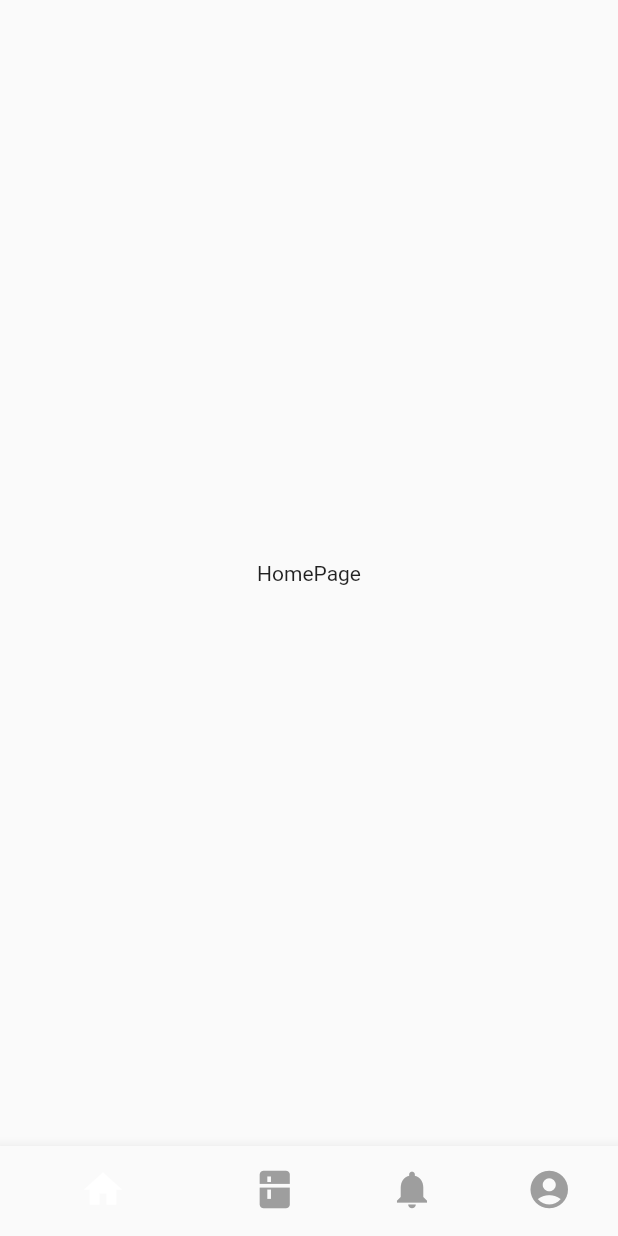
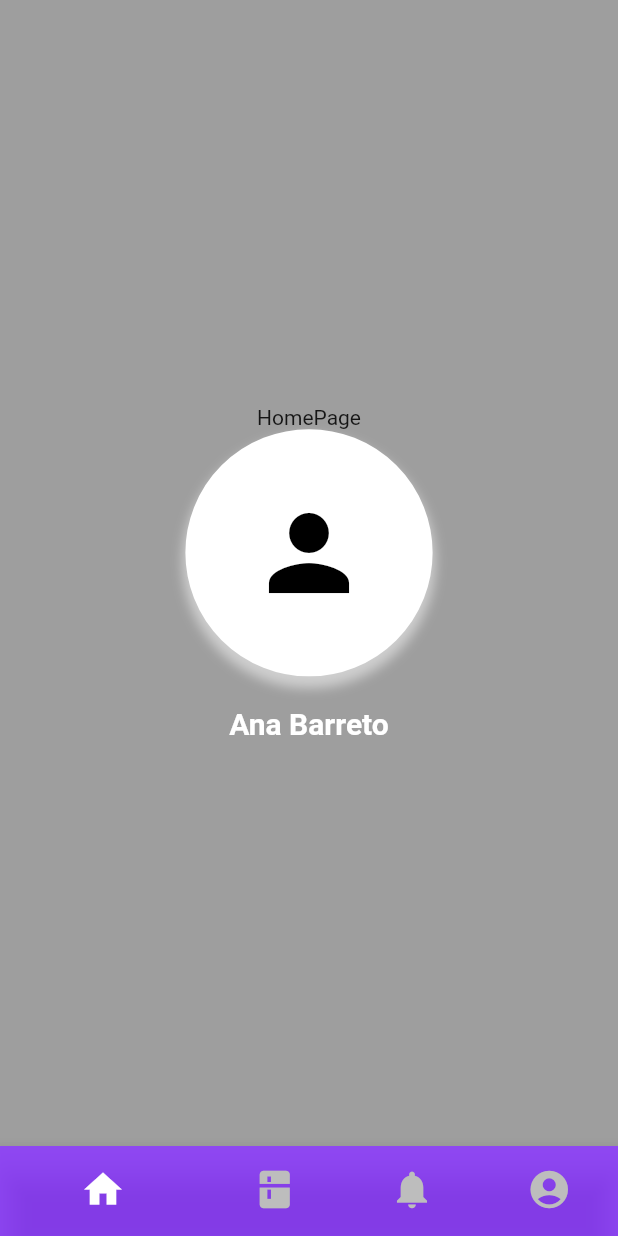
Before and after one commit to gabrielCaio/Kompress, a Flutter app: the screen it shows after launch, on a phone screen of 412 x 824 dp. Run offline on Flutter 3.47's test engine with Material 2 defaults, Android fonts, the phone set to English and light mode, and no system bars; our stand-ins replace google_fonts; Roboto replaces fonts that are missing (Domine).

Commit message:
feat : avatar, dependencies, bottomNavBar

```diff
--- a/mobile/lib/app/components/avatar.dart
+++ b/mobile/lib/app/components/avatar.dart
@@ -1,10 +1,133 @@
 import 'package:flutter/material.dart';
+import 'package:kompress/app/utils/theme.dart';
 
-class Avatar extends StatelessWidget {
-  const Avatar({Key? key}) : super(key: key);
+class Avatar extends StatefulWidget {
+  final String name;
+  final int type;
+  // Type 0 for AvatarWithoutImage
+  // Type 1 for AvatarWithImage
+  // Type 2 for EditAvatar
+
+  const Avatar({Key? key, required this.name, this.type = 0}) : super(key: key);
+
+  @override
+  State<Avatar> createState() => _AvatarState();
+}
+
+class _AvatarState extends State<Avatar> {
+  @override
+  Widget build(BuildContext context) {
+    return Column(
+      children: [
+        widget.type == 1
+            ? const AvatarWithImage()
+            : widget.type == 2
+                ? const EditAvatar()
+                : const AvatarWithoutImage(),
+        const SizedBox(height: 20),
+        Text(
+          widget.name,
+          style: const TextStyle(
+            color: Colors.white,
+            fontSize: 20,
+            fontWeight: FontWeight.w600,
+          ),
+        ),
+      ],
+    );
+  }
+}
+
+class AvatarWithImage extends StatelessWidget {
+  const AvatarWithImage({
+    Key? key,
+  }) : super(key: key);
 
   @override
   Widget build(BuildContext context) {
-    return const Text("Avatar");
+    return Container(
+      width: MediaQuery.of(context).size.width * 0.4,
+      height: MediaQuery.of(context).size.width * 0.4,
+      decoration: BoxDecoration(
+          image: const DecorationImage(
+              image: AssetImage("/assets/background.png")),
+          shape: BoxShape.circle,
+          color: Colors.white,
+          border: Border.all(color: Colors.white, width: 2),
+          boxShadow: const [
+            BoxShadow(
+              color: Color.fromRGBO(255, 255, 255, 0.5),
+              spreadRadius: 2,
+              blurRadius: 6,
+              offset: Offset(0, 6),
+            ),
+          ]),
+    );
   }
 }
+
+class AvatarWithoutImage extends StatelessWidget {
+  const AvatarWithoutImage({
+    Key? key,
+  }) : super(key: key);
+
+  @override
+  Widget build(BuildContext context) {
+    return Container(
+      width: MediaQuery.of(context).size.width * 0.4,
+      height: MediaQuery.of(context).size.width * 0.4,
+      decoration: BoxDecoration(
+          shape: BoxShape.circle,
+          color: Colors.white,
+          border: Border.all(color: Colors.white, width: 2),
+          boxShadow: const [
+            BoxShadow(
+              color: Color.fromRGBO(255, 255, 255, 0.5),
+              spreadRadius: 2,
+              blurRadius: 6,
+              offset: Offset(0, 6),
+            ),
+          ]),
+      child: const Center(
+        child: Icon(
+          Icons.person,
+          size: 80,
+          color: CustomTheme.black,
+        ),
+      ),
+    );
+  }
+}
+
+class EditAvatar extends StatelessWidget {
+  const EditAvatar({
+    Key? key,
+  }) : super(key: key);
+
+  @override
+  Widget build(BuildContext context) {
+    return Container(
+      width: MediaQuery.of(context).size.width * 0.4,
+      height: MediaQuery.of(context).size.width * 0.4,
+      decoration: BoxDecoration(
+          shape: BoxShape.circle,
+          color: Colors.white,
+          border: Border.all(color: Colors.white, width: 2),
+          boxShadow: const [
+            BoxShadow(
+              color: Color.fromRGBO(255, 255, 255, 0.5),
+              spreadRadius: 2,
+              blurRadius: 6,
+              offset: Offset(0, 6),
+            ),
+          ]),
+      child: const Center(
+        child: Icon(
+          Icons.person,
+          size: 80,
+          color: CustomTheme.black,
+        ),
+      ),
+    );
+  }
+}
--- a/mobile/lib/app/myapp.dart
+++ b/mobile/lib/app/myapp.dart
@@ -8,20 +8,22 @@ import 'package:kompress/app/pages/notifications.dart';
 import 'package:kompress/app/pages/profile.dart';
 import 'package:kompress/app/pages/register.dart';
 
+// Theme import
+import 'package:kompress/app/utils/theme.dart';
+
 class MyApp extends StatelessWidget {
   const MyApp({Key? key}) : super(key: key);
 
   @override
   Widget build(BuildContext context) {
     return MaterialApp(
-      // Tirar aquela faixa de debug que fica quando roda em desenvolvimento
+      // Removing debug banner
       debugShowCheckedModeBanner: false,
+      // App title
       title: "Kompress",
-      // Essa propriedade diz qual pagina vai ser a primeira a ser carregada
-      // ao iniciar a aplicação (Por enquanto esta a de login)
+      // This will be the firts page the app will load, make changes accordingly
       initialRoute: '/home',
-      // Aqui ficam todas as paginas da aplicação, a medida que forem adicionadas
-      // atualizar essa propriedade para poder navegar entre as paginas segue ex:
+      // ALl routes of the aplication
       routes: {
         '/login': (context) => const Login(),
         '/register': (context) => const Register(),
@@ -30,7 +32,10 @@ class MyApp extends StatelessWidget {
         '/notifications': (context) => const Notifications(),
         '/profile': (context) => const Profile(),
       },
+      // Defining the home page, ### May be not necessary ## TOREVIEW
       home: const Home(),
+      // Setting app theme
+      theme: CustomTheme.mainTheme,
     );
   }
 }
--- a/mobile/lib/app/pages/home.dart
+++ b/mobile/lib/app/pages/home.dart
@@ -3,6 +3,7 @@ import 'package:kompress/app/pages/home_page.dart';
 import 'package:kompress/app/pages/my_pantry.dart';
 import 'package:kompress/app/pages/notifications.dart';
 import 'package:kompress/app/pages/profile.dart';
+import 'package:kompress/app/utils/theme.dart';
 
 class Home extends StatefulWidget {
   const Home({Key? key}) : super(key: key);
@@ -41,16 +42,21 @@ class _HomeState extends State<Home> {
       ),
 
       // Bottom bar
-      bottomNavigationBar: BottomNavigationBar(
+      bottomNavigationBar: Theme(
+        data: Theme.of(context).copyWith(
+          canvasColor: const Color.fromRGBO(118, 29, 242, 0.8),
+          primaryColor: CustomTheme.white,
+        ),
+        child: BottomNavigationBar(
           // Props of navigation bar
 
           selectedIconTheme: const IconThemeData(color: Colors.white),
-        unselectedIconTheme: const IconThemeData(color: Colors.grey),
+          unselectedIconTheme: IconThemeData(color: Colors.grey[400]),
           showSelectedLabels: false,
           showUnselectedLabels: false,
           onTap: (index) => _onItemTap(index),
           currentIndex: _currentIndex,
-        backgroundColor: const Color(0x7B61FFFF),
+          // backgroundColor: Colors.blue,
 
           // Content of Navigation bar
 
@@ -73,6 +79,7 @@ class _HomeState extends State<Home> {
             ),
           ],
         ),
+      ),
     );
   }
 }
--- a/mobile/lib/app/pages/home_page.dart
+++ b/mobile/lib/app/pages/home_page.dart
@@ -1,4 +1,5 @@
 import 'package:flutter/material.dart';
+import 'package:kompress/app/components/avatar.dart';
 
 class HomePage extends StatefulWidget {
   const HomePage({Key? key}) : super(key: key);
@@ -12,9 +13,17 @@ class _HomePageState extends State<HomePage>
   @override
   Widget build(BuildContext context) {
     super.build(context);
-    return const Scaffold(
+    return Scaffold(
+      backgroundColor: Colors.grey,
       body: Center(
-        child: Text("HomePage"),
+        child: Column(
+          mainAxisAlignment: MainAxisAlignment.center,
+          // crossAxisAlignment: CrossAxisAlignment.center,
+          children: const [
+            Text("HomePage"),
+            Avatar(name: "Ana Barreto"),
+          ],
+        ),
       ),
     );
   }
--- /dev/null
+++ b/mobile/lib/app/utils/theme.dart
@@ -0,0 +1,32 @@
+import 'package:flutter/material.dart';
+import 'package:google_fonts/google_fonts.dart';
+
+class CustomTheme {
+  static final CustomTheme _singleton = CustomTheme._internal();
+
+  factory CustomTheme() {
+    return _singleton;
+  }
+
+  CustomTheme._internal();
+
+  static const Color purple = Color.fromRGBO(118, 29, 242, 1);
+  static const Color white = Color.fromRGBO(255, 255, 255, 1);
+  static const Color yellow = Color.fromRGBO(242, 196, 41, 1);
+  static const Color lightRed = Color.fromRGBO(253, 145, 145, 1);
+  static const Color red = Color.fromRGBO(255, 31, 42, 1);
+  static const Color pastelGreen = Color.fromRGBO(24, 186, 150, 1);
+  static const Color green = Color.fromRGBO(26, 227, 9, 1);
+  static const Color lightGrey = Color.fromRGBO(185, 185, 185, 1);
+  static const Color black = Color.fromRGBO(0, 0, 0, 1);
+  static const Color gradientStart = Color.fromRGBO(91, 4, 212, 1);
+  static const Color gradientEnd = Color.fromRGBO(27, 1, 64, 1);
+
+  static ThemeData get mainTheme {
+    return ThemeData(
+      // primaryColor: purple,
+      textTheme: GoogleFonts.domineTextTheme(),
+      visualDensity: VisualDensity.adaptivePlatformDensity,
+    );
+  }
+}
--- a/mobile/pubspec.yaml
+++ b/mobile/pubspec.yaml
@@ -34,6 +34,10 @@ dependencies:
   # The following adds the Cupertino Icons font to your application.
   # Use with the CupertinoIcons class for iOS style icons.
   cupertino_icons: ^1.0.2
+  google_fonts: ^2.2.0
+  image_picker: ^0.8.4+4
+  flutter_svg: ^1.0.1
+  shared_preferences: ^2.0.12
 
 dev_dependencies:
   flutter_test:
```
Also changed, not shown: mobile/pubspec.lock. Lines whose indentation alone changed are shown as unchanged.
